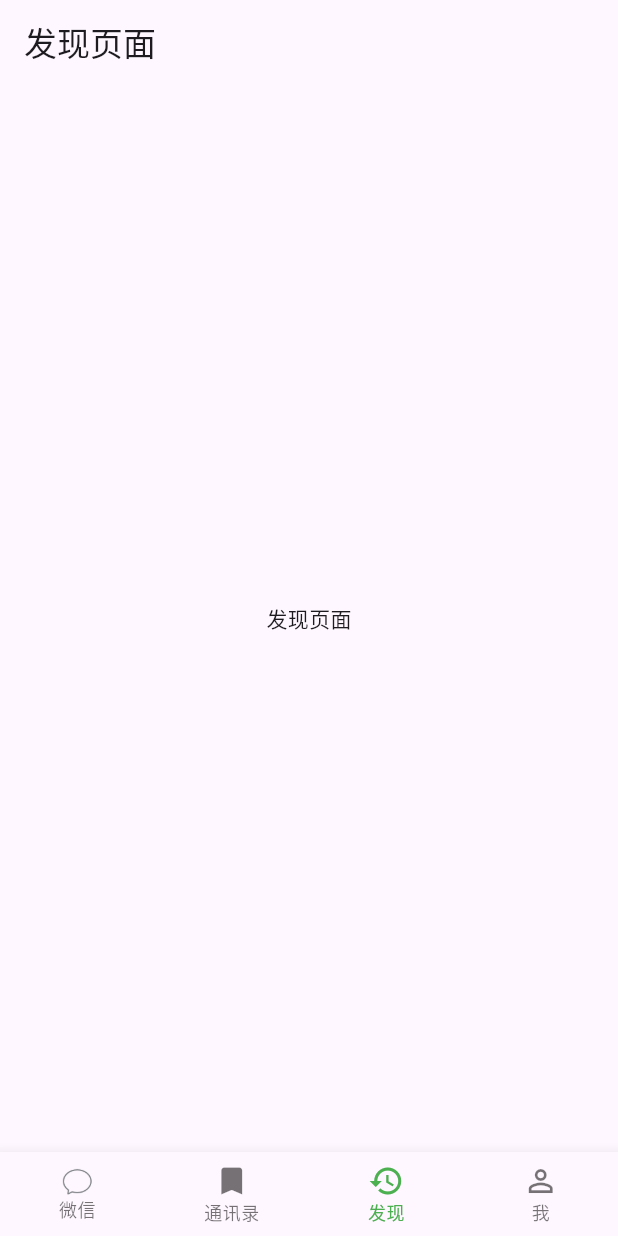
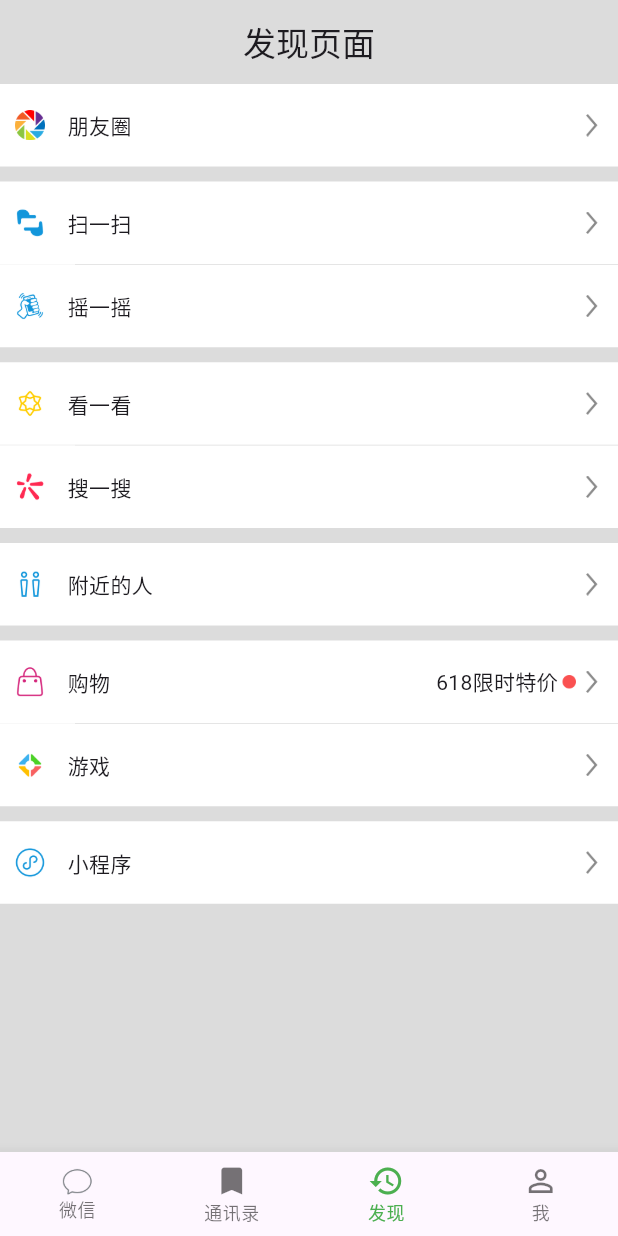
Before and after one commit to ziyilixin/wechat_demo, a Flutter app: the screen it shows after launch, item 3 of the bottom bar chosen, on a phone screen of 412 x 824 dp. Run offline on Flutter 3.47's test engine with Material 3 defaults, Android fonts, the phone set to English and light mode, and no system bars.

Commit message:
发现，我的

```diff
--- /dev/null
+++ b/lib/discover/discover_cell.dart
@@ -0,0 +1,87 @@
+import 'package:flutter/material.dart';
+import 'package:wechat_demo/discover/discover_child_page.dart';
+
+class DiscoverCell extends StatefulWidget {
+  final String title;
+  final String? subTitle;
+  final String imageName;
+  final String? subImageName;
+
+  DiscoverCell({
+    required this.title,
+    this.subTitle,
+    required this.imageName,
+    this.subImageName,
+  }) : assert(title != null, 'title 不能为空！'),
+        assert(imageName != null, 'imageName 不能为空！');
+
+  @override
+  State<StatefulWidget> createState() => _DiscoverCellState();
+}
+
+class _DiscoverCellState extends State<DiscoverCell> {
+  Color _currentColor = Colors.white;
+
+  @override
+  Widget build(BuildContext context) {
+    return GestureDetector(
+      onTap: () {
+        Navigator.of(context).push(MaterialPageRoute(
+            builder: (BuildContext context) => DiscoverChildPage(
+              title: widget.title,
+            )));
+        setState(() {
+          _currentColor = Colors.white;
+        });
+      },
+      onTapDown: (TapDownDetails details) {
+        setState(() {
+          _currentColor = Colors.grey;
+        });
+      },
+      onTapCancel: () {
+        setState(() {
+          _currentColor = Colors.white;
+        });
+      },
+      child: Container(
+        height: 55,
+        color: _currentColor,
+        child: Row(
+          //主轴是spaceBetween
+          mainAxisAlignment: MainAxisAlignment.spaceBetween,
+          children: [
+            //left
+            Container(
+              padding: EdgeInsets.all(10),
+              child: Row(
+                children: [
+                  //图标
+                  Image(image: AssetImage(widget.imageName),width: 20,),
+                  //间距
+                  SizedBox(width: 15,),
+                  //Title
+                  Text(widget.title),
+                ],
+              ),
+            ),
+            //right
+            Container(
+              padding: EdgeInsets.all(10),
+              child: Row(
+                children: [
+                  // subTitle
+                  widget.subTitle != null ? Text(widget.subTitle!) : Text(''),
+                  // subImage
+                  widget.subImageName != null ? Image.asset(widget.subImageName!,width: 15,) : Container(),
+                  // 箭头
+                  Image(image: AssetImage('images/icon_right.png'), width: 15,)
+                ],
+              ),
+            ),
+          ],
+        ),
+      ),
+    );
+  }
+}
--- /dev/null
+++ b/lib/discover/discover_page.dart
@@ -0,0 +1,93 @@
+import 'package:flutter/material.dart';
+import 'package:wechat_demo/discover/discover_cell.dart';
+
+class DiscoverPage extends StatefulWidget {
+  const DiscoverPage({super.key});
+
+  @override
+  State<DiscoverPage> createState() => _DiscoverPageState();
+}
+
+class _DiscoverPageState extends State<DiscoverPage> {
+  Color _themeColor = Color.fromRGBO(220, 220, 220, 1.0);
+  @override
+  Widget build(BuildContext context) {
+    return Scaffold(
+      appBar: AppBar(
+        backgroundColor: _themeColor,
+        centerTitle: true,
+        title: Text('发现页面'),
+        elevation: 0.0,
+      ),
+      body: Container(
+        height: 800,
+        color: _themeColor,
+        child: ListView(
+          children: [
+            DiscoverCell(
+              imageName: 'images/朋友圈.png',
+              title: '朋友圈',
+            ),
+            SizedBox(height: 10,),
+            DiscoverCell(
+              imageName: 'images/扫一扫2.png',
+              title: '扫一扫',
+            ),
+            Row(
+              children: [
+                Container(width: 50,height: 0.5, color: Colors.white,),
+                Container(height: 0.5, color: Colors.grey,),
+              ],
+            ),
+            DiscoverCell(
+              imageName: 'images/摇一摇.png',
+              title: '摇一摇',
+            ),
+            SizedBox(height: 10,),
+            DiscoverCell(
+              imageName: 'images/看一看icon.png',
+              title: '看一看',
+            ),
+            Row(
+              children: [
+                Container(width: 50,height: 0.5, color: Colors.white,),
+                Container(height: 0.5, color: Colors.grey,),
+              ],
+            ),
+            DiscoverCell(
+              imageName: 'images/搜一搜 2.png',
+              title: '搜一搜',
+            ),
+            SizedBox(height: 10,),
+            DiscoverCell(
+              imageName: 'images/附近的人icon.png',
+              title: '附近的人',
+            ),
+            SizedBox(height: 10,),
+            DiscoverCell(
+              imageName: 'images/购物.png',
+              title: '购物',
+              subTitle: '618限时特价',
+              subImageName: 'images/badge.png',
+            ),
+            Row(
+              children: [
+                Container(width: 50,height: 0.5, color: Colors.white,),
+                Container(height: 0.5, color: Colors.grey,),
+              ],
+            ),
+            DiscoverCell(
+              imageName: 'images/游戏.png',
+              title: '游戏',
+            ),
+            SizedBox(height: 10,),
+            DiscoverCell(
+              imageName: 'images/小程序.png',
+              title: '小程序',
+            ),
+          ],
+        ),
+      ),
+    );
+  }
+}
--- a/lib/discover_page.dart
+++ /dev/null
@@ -1,22 +0,0 @@
-import 'package:flutter/material.dart';
-
-class DiscoverPage extends StatefulWidget {
-  const DiscoverPage({super.key});
-
-  @override
-  State<DiscoverPage> createState() => _DiscoverPageState();
-}
-
-class _DiscoverPageState extends State<DiscoverPage> {
-  @override
-  Widget build(BuildContext context) {
-    return Scaffold(
-      appBar: AppBar(
-        title: const Text('发现页面'),
-      ),
-      body: const Center(
-        child: Text('发现页面'),
-      ),
-    );
-  }
-}
--- a/lib/root_page.dart
+++ b/lib/root_page.dart
@@ -1,6 +1,6 @@
 import 'package:flutter/material.dart';
 import 'package:wechat_demo/chat_page.dart';
-import 'package:wechat_demo/discover_page.dart';
+import 'package:wechat_demo/discover/discover_page.dart';
 import 'package:wechat_demo/friends_page.dart';
 import 'package:wechat_demo/mine_page.dart';
 
@@ -12,7 +12,7 @@
 }
 
 class _RootPageState extends State<RootPage> {
-  int _currentIndex = 0;
+  int _currentIndex = 3;
   List <Widget> _pages = [ChatPage(),FirendsPage(),DiscoverPage(),MinePage()];
   @override
   Widget build(BuildContext context) {
```
Also changed, not shown: lib/discover/discover_child_page.dart (added, +17 -0 lines), lib/mine_page.dart (+141 -5 lines), 1 other file.
